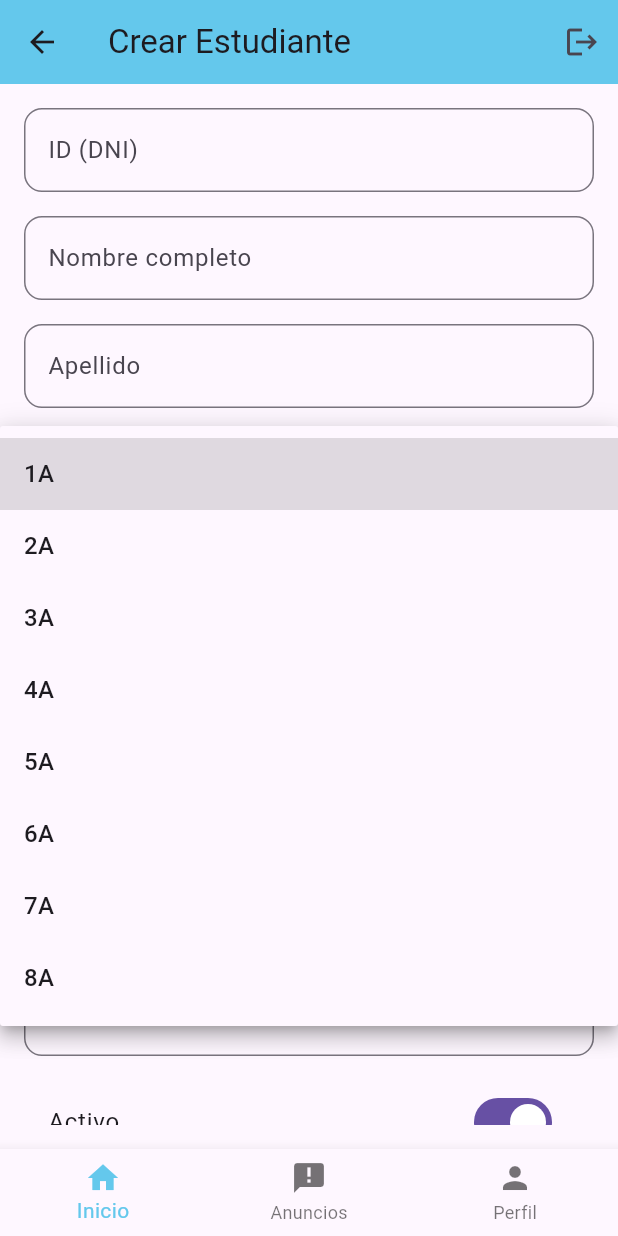
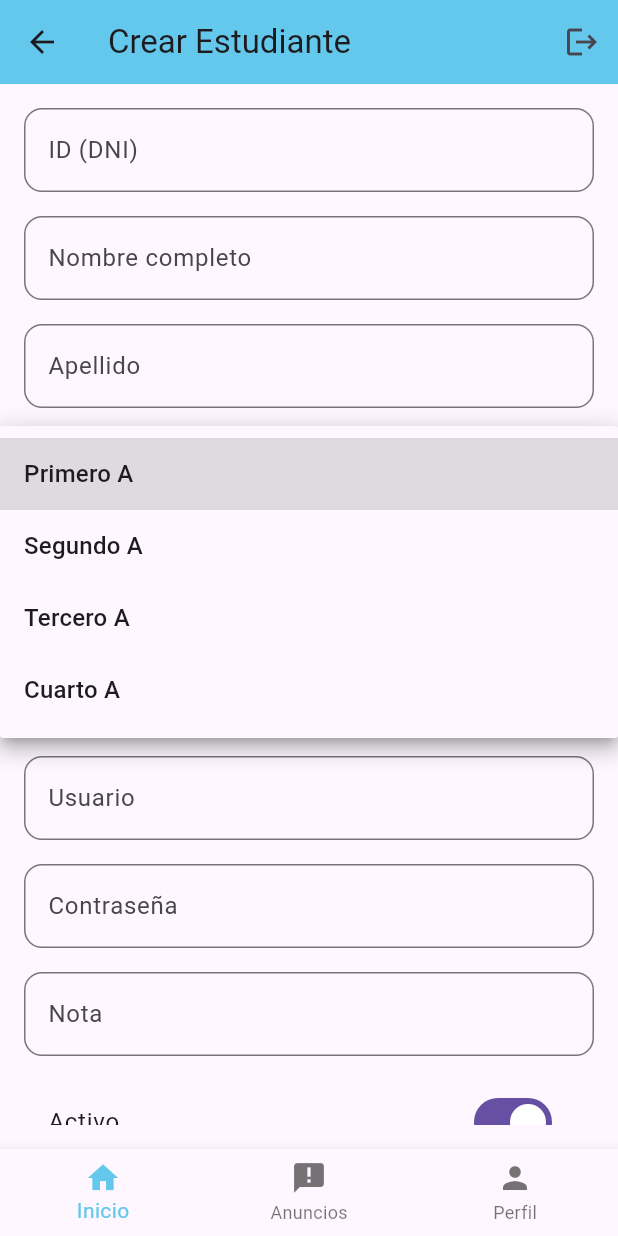
Before and after one commit to jarol03/APP-ESCUELA, a Flutter app: the CrearEstudianteScreen screen opened directly, after a tap on "Grado", on a phone screen of 412 x 824 dp. Run offline on Flutter 3.47's test engine with Material 3 defaults, Android fonts, the phone set to English and light mode, and no system bars; our stand-ins replace cloud_firestore, firebase_core, pdf, printing, shared_preferences; accounts and stored records are empty.

Commit message:
Obtengo los grados de la base de datos al crear estudiante

```diff
--- a/lib/admin/crear_estudiante.dart
+++ b/lib/admin/crear_estudiante.dart
@@ -27,25 +27,17 @@ class _CrearEstudianteScreenState extends State<CrearEstudianteScreen> {
   final _notaController = TextEditingController();
   bool _active = true; // Estado activo/inactivo
   Grado? _gradoSeleccionado;
-  final List<Grado> _grados = [
-    Grado(id: "01", nombre: "1A"),
-    Grado(id: "02", nombre: "2A"),
-    Grado(id: "03", nombre: "3A"),
-    Grado(id: "04", nombre: "4A"),
-    Grado(id: "05", nombre: "5A"),
-    Grado(id: "06", nombre: "6A"),
-    Grado(id: "06", nombre: "7A"),
-    Grado(id: "06", nombre: "8A"),
-  ];
+  List<Grado> _grados = [];
 
   @override
   void initState() {
     super.initState();
+    obtenerGrados();
     if (widget.estudiante != null) {
       _idController.text = widget.estudiante!.id; // Asignar el ID si existe
       _nombreController.text = widget.estudiante!.nombre;
       _apellidoController.text = widget.estudiante!.apellido;
-      _gradoSeleccionado = widget.estudiante!.grado;
+      //_gradoSeleccionado = widget.estudiante!.grado;//SI DESCOMENTO ESTA LINEA OBTENGO ERROR
       _emailController.text = widget.estudiante!.email;
       _telefonoController.text = widget.estudiante!.telefono;
       _usuarioController.text = widget.estudiante!.usuario;
@@ -53,6 +45,11 @@ class _CrearEstudianteScreenState extends State<CrearEstudianteScreen> {
       _notaController.text = widget.estudiante!.nota;
       _active = widget.estudiante!.active;
     }
+  }
+
+  Future<void> obtenerGrados() async {
+    _grados = await baseDatos.obtenerGrados();
+    setState(() {});
   }
 
   @override
--- a/lib/admin/veri_estudiante.dart
+++ b/lib/admin/veri_estudiante.dart
@@ -1,3 +1,4 @@
+import 'package:avance1/admin/crear_estudiante.dart';
 import 'package:avance1/controlador/FireBase_Controller.dart';
 import 'package:flutter/material.dart';
 import 'package:avance1/modelo/Alumno.dart';
@@ -83,14 +84,14 @@ class _VeriEstudianteScreenState extends State<VeriEstudianteScreen> {
                             title: Text(
                               "${alumno.nombre} ${alumno.apellido}",
                             ),
-                            subtitle: Text("Grado: ${alumno.grado}"),
+                            subtitle: Text("Grado: ${alumno.grado.nombre}"),
                             trailing: Row(
                               mainAxisSize: MainAxisSize.min,
                               children: [
                                 IconButton(
                                   icon: const Icon(Icons.edit, color: Colors.blue),
                                   onPressed: () {
-                                    // Lógica para editar estudiante
+                                    Navigator.push(context, MaterialPageRoute(builder: (context) => CrearEstudianteScreen(estudiante: alumno,)));
                                   },
                                 ),
                                 IconButton(
--- a/lib/admin/veri_maestro.dart
+++ b/lib/admin/veri_maestro.dart
@@ -1,3 +1,4 @@
+import 'package:avance1/admin/crear_maestro.dart';
 import 'package:avance1/controlador/FireBase_Controller.dart';
 import 'package:flutter/material.dart';
 import 'package:avance1/modelo/Maestro.dart';
@@ -85,7 +86,7 @@ class _VeriMaestroScreenState extends State<VeriMaestroScreen> {
                           IconButton(
                             icon: const Icon(Icons.edit, color: Colors.blue),
                             onPressed: () {
-                              // Lógica para editar maestro
+                              Navigator.push(context, MaterialPageRoute(builder: (context) => CrearMaestroScreen(maestro: maestro,)));
                             },
                           ),
                           IconButton(
```
